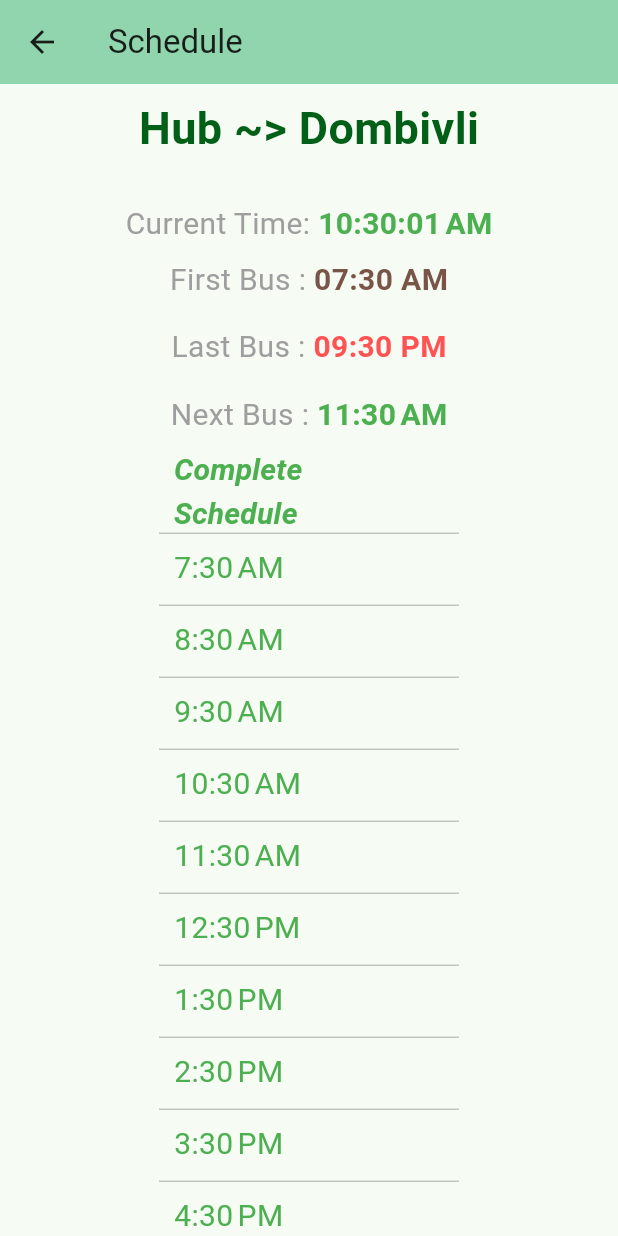
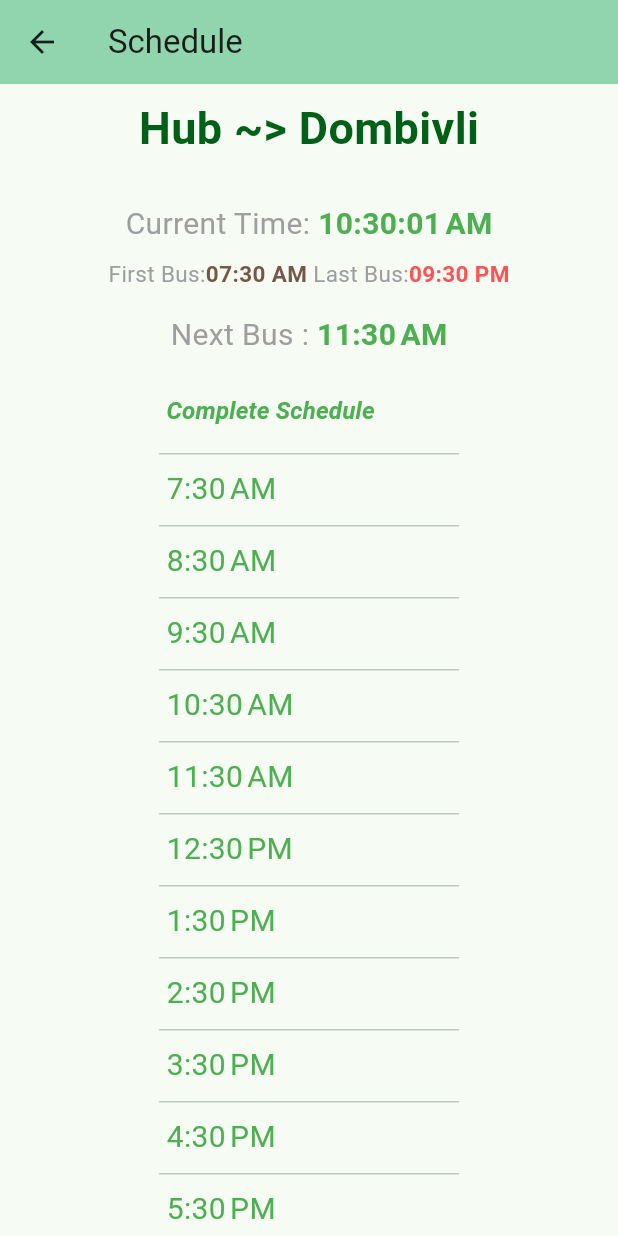
Before and after one commit to abyshekhar/city_connect, a Flutter app: the screen it shows after launch, after a tap on "Hub ~> Dombivli", on a phone screen of 412 x 824 dp. Run offline on Flutter 3.47's test engine with Material 3 defaults, Android fonts, the phone set to English and light mode, and no system bars.

Commit message:
Design Changes

```diff
--- a/lib/main.dart
+++ b/lib/main.dart
@@ -49,6 +49,8 @@ class _MyHomePageState extends State<MyHomePage> {
         title: Text(widget.title),
       ),
       body: Center(
+        child: SingleChildScrollView(
+          scrollDirection: Axis.vertical,
           child: Column(mainAxisAlignment: MainAxisAlignment.center, children: [
            const Padding(
              padding: EdgeInsets.all(20.0),
@@ -59,7 +61,8 @@ class _MyHomePageState extends State<MyHomePage> {
                     color: Color.fromARGB(255, 2, 95, 23)),
               ),
            ),
-          ...routes.map((e) => Column(
+            ...routes.map((e) => SingleChildScrollView(
+              child: Column(
                     mainAxisAlignment: MainAxisAlignment.spaceBetween,
                     children: [
                       Padding(
@@ -85,8 +88,10 @@ class _MyHomePageState extends State<MyHomePage> {
                         height: 20,
                       )
                     ],
+                  ),
             ))
           ]),
+        ),
       ),
     );
   }
--- a/lib/route_schedule.dart
+++ b/lib/route_schedule.dart
@@ -90,39 +90,31 @@ class RouteSchedule extends StatelessWidget {
           Padding(
             padding: const EdgeInsets.all(8.0),
             child: Row(mainAxisAlignment: MainAxisAlignment.center, children: [
-              const Text("First Bus : ",
+              const Text("First Bus:",
                   style: TextStyle(
                     color: Colors.grey,
                     fontWeight: FontWeight.normal,
-                    fontSize: 20,
+                    fontSize: 15,
                   )),
-              Text(first,
+              Text("$first ",
                   style: const TextStyle(
                     color: Colors.brown,
                     fontWeight: FontWeight.bold,
-                    fontSize: 20,
-                  ))
-            ]),
-          ),
-          Padding(
-            padding: const EdgeInsets.all(8.0),
-            child: Row(
-              mainAxisAlignment: MainAxisAlignment.center,
-              children: [
-                const Text("Last Bus : ",
+                    fontSize: 15,
+                  )),
+              const Text("Last Bus:",
                   style: TextStyle(
                     color: Colors.grey,
                     fontWeight: FontWeight.normal,
-                      fontSize: 20,
+                    fontSize: 15,
                   )),
               Text(last,
                   style: const TextStyle(
                     color: Colors.redAccent,
                     fontWeight: FontWeight.bold,
-                      fontSize: 20,
+                    fontSize: 15,
                   ))
-              ],
-            ),
+            ]),
           ),
           Padding(
             padding: const EdgeInsets.all(8.0),
@@ -151,16 +143,16 @@ class RouteSchedule extends StatelessWidget {
               child: SingleChildScrollView(
                 scrollDirection: Axis.vertical,
                 child: DataTable(
-                  horizontalMargin: 10,
+                  horizontalMargin: 5,
                   columns: const <DataColumn>[
                     DataColumn(
                       label: Expanded(
                         child: Text(
-                          'Complete\nSchedule',
+                          'Complete Schedule',
                           style: TextStyle(
                               fontStyle: FontStyle.italic,
                               fontWeight: FontWeight.bold,
-                              fontSize: 20,
+                              fontSize: 16,
                               color: Colors.green),
                         ),
                       ),
```
Lines whose indentation alone changed are shown as unchanged.
